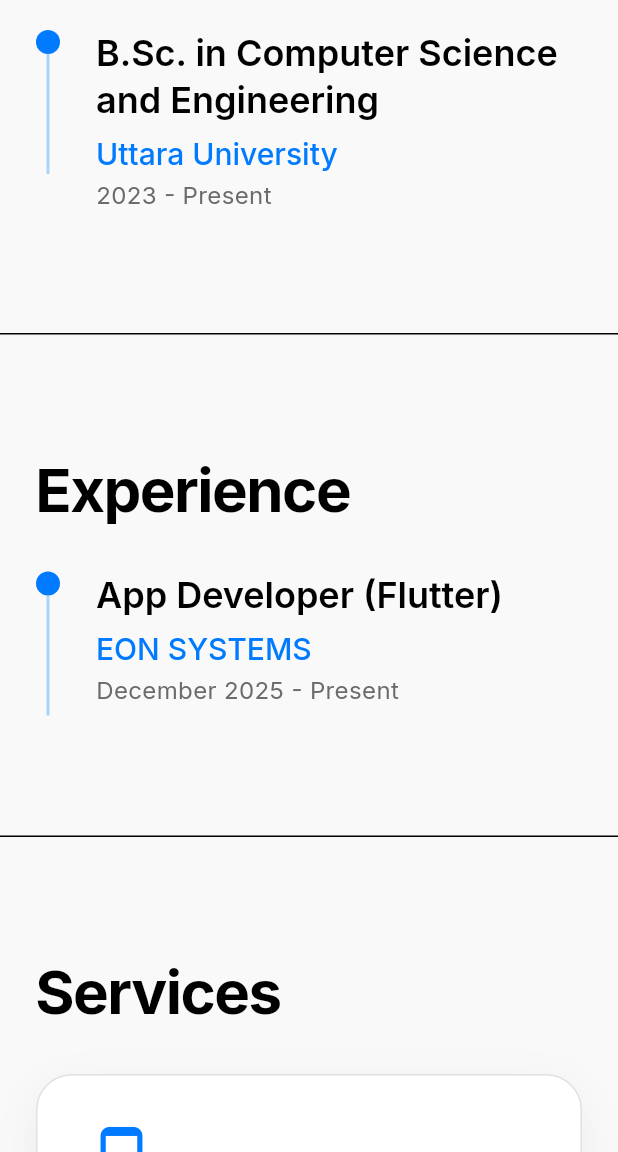
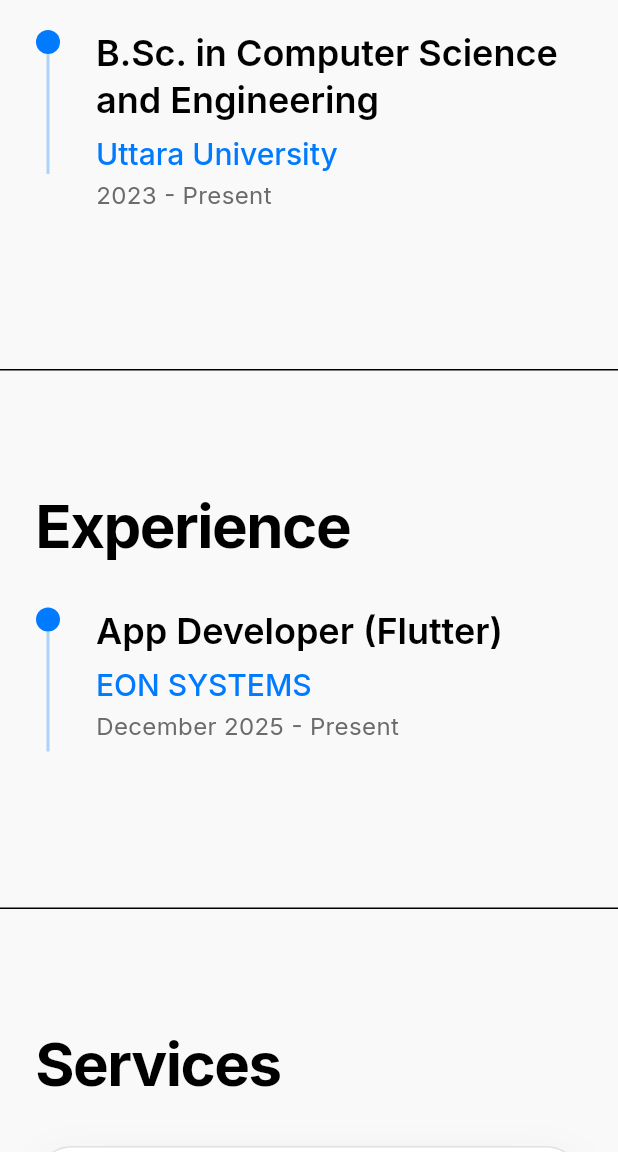
Before and after one commit to Roman-Dewan/portfolio, a Flutter app: the screen it shows after launch, scrolled down 1728 dp, on a phone screen of 412 x 824 dp, the part 84-1236 px from its top. Run offline on Flutter 3.47's test engine with Material 3 defaults, Android fonts, the phone set to English and light mode, and no system bars; drawn by our look-alikes of flutter_animate; our stand-ins replace flutter_riverpod, font_awesome_flutter, get_it, google_fonts.

Commit message:
all things are done.

```diff
--- a/lib/presentation/pages/portfolio_page.dart
+++ b/lib/presentation/pages/portfolio_page.dart
@@ -1,4 +1,6 @@
 import 'package:flutter/material.dart';
+import 'package:flutter_riverpod/flutter_riverpod.dart';
+import 'package:roman_portfolio/presentation/providers/portfolio_provider.dart';
 import 'package:roman_portfolio/presentation/widgets/home_section.dart';
 import 'package:roman_portfolio/presentation/widgets/about_section.dart';
 import 'package:roman_portfolio/presentation/widgets/skills_section.dart';
@@ -10,14 +12,14 @@ import 'package:roman_portfolio/presentation/widgets/projects_section.dart';
 import 'package:roman_portfolio/presentation/widgets/contact_section.dart';
 import 'package:roman_portfolio/core/layout/responsive_layout.dart';
 
-class PortfolioPage extends StatefulWidget {
+class PortfolioPage extends ConsumerStatefulWidget {
   const PortfolioPage({super.key});
 
   @override
-  State<PortfolioPage> createState() => _PortfolioPageState();
+  ConsumerState<PortfolioPage> createState() => _PortfolioPageState();
 }
 
-class _PortfolioPageState extends State<PortfolioPage> {
+class _PortfolioPageState extends ConsumerState<PortfolioPage> {
   final GlobalKey _homeKey = GlobalKey();
   final GlobalKey _aboutKey = GlobalKey();
   final GlobalKey _skillsKey = GlobalKey();
@@ -40,6 +42,9 @@ class _PortfolioPageState extends State<PortfolioPage> {
 
   @override
   Widget build(BuildContext context) {
+    final portfolioData = ref.watch(portfolioProvider);
+    final profile = portfolioData.profileInfo;
+
     final isDesktop = ResponsiveLayout.isDesktop(context);
     final isTablet = ResponsiveLayout.isTablet(context);
     final showFullMenu = isDesktop || isTablet;
@@ -48,7 +53,7 @@ class _PortfolioPageState extends State<PortfolioPage> {
       appBar: AppBar(
         title: GestureDetector(
           onTap: () => _scrollTo(_homeKey),
-          child: const Text('MD. Roman Dewan'),
+          child: Text(profile.name),
         ),
         elevation: 0,
         backgroundColor: Theme.of(context).scaffoldBackgroundColor,
@@ -99,12 +104,30 @@ class _PortfolioPageState extends State<PortfolioPage> {
                   onSelected: (key) => _scrollTo(key),
                   itemBuilder: (context) => [
                     PopupMenuItem(value: _aboutKey, child: const Text('About')),
-                    PopupMenuItem(value: _skillsKey, child: const Text('Skills')),
-                    PopupMenuItem(value: _experienceKey, child: const Text('Experience')),
-                    PopupMenuItem(value: _servicesKey, child: const Text('Services')),
-                    PopupMenuItem(value: _pricingKey, child: const Text('Pricing')),
-                    PopupMenuItem(value: _projectsKey, child: const Text('Projects')),
-                    PopupMenuItem(value: _contactKey, child: const Text('Contact Me')),
+                    PopupMenuItem(
+                      value: _skillsKey,
+                      child: const Text('Skills'),
+                    ),
+                    PopupMenuItem(
+                      value: _experienceKey,
+                      child: const Text('Experience'),
+                    ),
+                    PopupMenuItem(
+                      value: _servicesKey,
+                      child: const Text('Services'),
+                    ),
+                    PopupMenuItem(
+                      value: _pricingKey,
+                      child: const Text('Pricing'),
+                    ),
+                    PopupMenuItem(
+                      value: _projectsKey,
+                      child: const Text('Projects'),
+                    ),
+                    PopupMenuItem(
+                      value: _contactKey,
+                      child: const Text('Contact Me'),
+                    ),
                   ],
                 ),
               ],
--- a/lib/presentation/widgets/about_section.dart
+++ b/lib/presentation/widgets/about_section.dart
@@ -1,12 +1,16 @@
 import 'package:flutter/material.dart';
 import 'package:flutter_animate/flutter_animate.dart';
+import 'package:flutter_riverpod/flutter_riverpod.dart';
 import 'package:roman_portfolio/core/layout/responsive_layout.dart';
+import 'package:roman_portfolio/presentation/providers/portfolio_provider.dart';
 
-class AboutSection extends StatelessWidget {
+class AboutSection extends ConsumerWidget {
   const AboutSection({super.key});
 
   @override
-  Widget build(BuildContext context) {
+  Widget build(BuildContext context, WidgetRef ref) {
+    final profile = ref.watch(portfolioProvider).profileInfo;
+
     return Container(
       width: double.infinity,
       padding: EdgeInsets.symmetric(
@@ -22,7 +26,7 @@ class AboutSection extends StatelessWidget {
           ).animate().fade().slideY(),
           const SizedBox(height: 32),
           Text(
-            "Highly motivated and dedicated Flutter Developer currently pursuing a B.Sc. in CSE at Uttara University. Consistent in self-learning with a strong passion for developing beautiful, efficient cross-platform mobile apps. Eager to contribute my skills to a professional team.",
+            profile.summary,
             style: Theme.of(context).textTheme.bodyLarge?.copyWith(height: 1.6),
           ).animate().fade(delay: 200.ms).slideY(),
         ],
--- a/lib/presentation/widgets/contact_section.dart
+++ b/lib/presentation/widgets/contact_section.dart
@@ -1,10 +1,12 @@
 import 'package:flutter/material.dart';
 import 'package:flutter_animate/flutter_animate.dart';
+import 'package:flutter_riverpod/flutter_riverpod.dart';
 import 'package:url_launcher/url_launcher.dart';
 import 'package:font_awesome_flutter/font_awesome_flutter.dart';
 import 'package:roman_portfolio/core/layout/responsive_layout.dart';
+import 'package:roman_portfolio/presentation/providers/portfolio_provider.dart';
 
-class ContactSection extends StatelessWidget {
+class ContactSection extends ConsumerWidget {
   const ContactSection({super.key});
 
   Future<void> _launchUrl(String url) async {
@@ -14,7 +16,9 @@ class ContactSection extends StatelessWidget {
   }
 
   @override
-  Widget build(BuildContext context) {
+  Widget build(BuildContext context, WidgetRef ref) {
+    final profile = ref.watch(portfolioProvider).profileInfo;
+
     return Container(
       width: double.infinity,
       padding: EdgeInsets.symmetric(
@@ -30,12 +34,12 @@ class ContactSection extends StatelessWidget {
           ).animate().fade().slideY(),
           const SizedBox(height: 32),
           ResponsiveLayout(
-            mobile: _buildMobileLayout(context),
-            tablet: _buildMobileLayout(context), // Fallback to mobile layout for tablet to prevent overflow
+            mobile: _buildMobileLayout(context, profile),
+            tablet: _buildMobileLayout(context, profile), // Fallback to mobile layout for tablet to prevent overflow
             desktop: Row(
               crossAxisAlignment: CrossAxisAlignment.start,
               children: [
-                Expanded(child: _buildContactInfo(context)),
+                Expanded(child: _buildContactInfo(context, profile)),
                 const SizedBox(width: 80),
                 Expanded(flex: 2, child: _buildContactForm(context)),
               ],
@@ -46,38 +50,41 @@ class ContactSection extends StatelessWidget {
     );
   }
 
-  Widget _buildMobileLayout(BuildContext context) {
+  Widget _buildMobileLayout(BuildContext context, dynamic profile) {
     return Column(
       crossAxisAlignment: CrossAxisAlignment.start,
       children: [
-        _buildContactInfo(context),
+        _buildContactInfo(context, profile),
         const SizedBox(height: 48),
         _buildContactForm(context),
       ],
     );
   }
 
-  Widget _buildContactInfo(BuildContext context) {
+  Widget _buildContactInfo(BuildContext context, dynamic profile) {
     final theme = Theme.of(context);
     return Column(
       crossAxisAlignment: CrossAxisAlignment.start,
       children: [
         Text("Get in Touch", style: theme.textTheme.headlineMedium),
         const SizedBox(height: 24),
-        _contactItem(context, Icons.email, "roman.dewan18@gmail.com", () => _launchUrl("mailto:roman.dewan18@gmail.com")),
+        _contactItem(context, Icons.email, profile.email, () => _launchUrl("mailto:${profile.email}")),
         const SizedBox(height: 16),
-        _contactItem(context, Icons.phone, "+8801521-738765", () => _launchUrl("tel:+8801521738765")),
+        _contactItem(context, Icons.phone, profile.phone, () {
+          final cleanPhone = profile.phone.replaceAll(RegExp(r'[^0-9+]'), '');
+          _launchUrl("tel:$cleanPhone");
+        }),
         const SizedBox(height: 32),
         Row(
           children: [
             IconButton(
               icon: const FaIcon(FontAwesomeIcons.linkedin),
-              onPressed: () => _launchUrl("https://linkedin.com/"),
+              onPressed: () => _launchUrl(profile.linkedinUrl),
               color: theme.colorScheme.secondary,
             ),
             IconButton(
               icon: const FaIcon(FontAwesomeIcons.github),
-              onPressed: () => _launchUrl("https://github.com/"),
+              onPressed: () => _launchUrl(profile.githubUrl),
               color: theme.colorScheme.secondary,
             ),
           ],
--- a/lib/presentation/widgets/education_section.dart
+++ b/lib/presentation/widgets/education_section.dart
@@ -1,12 +1,16 @@
 import 'package:flutter/material.dart';
 import 'package:flutter_animate/flutter_animate.dart';
+import 'package:flutter_riverpod/flutter_riverpod.dart';
 import 'package:roman_portfolio/core/layout/responsive_layout.dart';
+import 'package:roman_portfolio/presentation/providers/portfolio_provider.dart';
 
-class EducationSection extends StatelessWidget {
+class EducationSection extends ConsumerWidget {
   const EducationSection({super.key});
 
   @override
-  Widget build(BuildContext context) {
+  Widget build(BuildContext context, WidgetRef ref) {
+    final educationList = ref.watch(portfolioProvider).education;
+
     return Container(
       width: double.infinity,
       padding: EdgeInsets.symmetric(
@@ -21,12 +25,15 @@ class EducationSection extends StatelessWidget {
             style: Theme.of(context).textTheme.displayMedium,
           ).animate().fade().slideY(),
           const SizedBox(height: 32),
-          _buildTimelineItem(
-            context,
-            title: "B.Sc. in Computer Science and Engineering",
-            subtitle: "Uttara University",
-            date: "2023 - Present",
-          ).animate().fade(delay: 200.ms).slideY(),
+          ...educationList.map((edu) => Padding(
+            padding: const EdgeInsets.only(bottom: 24),
+            child: _buildTimelineItem(
+              context,
+              title: edu.title,
+              subtitle: edu.subtitle,
+              date: edu.date,
+            ).animate().fade(delay: 200.ms).slideY(),
+          )),
         ],
       ),
     );
--- a/lib/presentation/widgets/experience_section.dart
+++ b/lib/presentation/widgets/experience_section.dart
@@ -1,12 +1,16 @@
 import 'package:flutter/material.dart';
 import 'package:flutter_animate/flutter_animate.dart';
+import 'package:flutter_riverpod/flutter_riverpod.dart';
 import 'package:roman_portfolio/core/layout/responsive_layout.dart';
+import 'package:roman_portfolio/presentation/providers/portfolio_provider.dart';
 
-class ExperienceSection extends StatelessWidget {
+class ExperienceSection extends ConsumerWidget {
   const ExperienceSection({super.key});
 
   @override
-  Widget build(BuildContext context) {
+  Widget build(BuildContext context, WidgetRef ref) {
+    final experienceList = ref.watch(portfolioProvider).experience;
+
     return Container(
       width: double.infinity,
       padding: EdgeInsets.symmetric(
@@ -21,12 +25,15 @@ class ExperienceSection extends StatelessWidget {
             style: Theme.of(context).textTheme.displayMedium,
           ).animate().fade().slideY(),
           const SizedBox(height: 32),
-          _buildTimelineItem(
-            context,
-            title: "App Developer (Flutter)",
-            subtitle: "EON SYSTEMS",
-            date: "December 2025 - Present",
-          ).animate().fade(delay: 200.ms).slideY(),
+          ...experienceList.map((exp) => Padding(
+            padding: const EdgeInsets.only(bottom: 24),
+            child: _buildTimelineItem(
+              context,
+              title: exp.title,
+              subtitle: exp.subtitle,
+              date: exp.date,
+            ).animate().fade(delay: 200.ms).slideY(),
+          )),
         ],
       ),
     );
--- a/lib/presentation/widgets/service_section.dart
+++ b/lib/presentation/widgets/service_section.dart
@@ -1,17 +1,16 @@
 import 'package:flutter/material.dart';
 import 'package:flutter_animate/flutter_animate.dart';
+import 'package:flutter_riverpod/flutter_riverpod.dart';
 import 'package:roman_portfolio/core/layout/responsive_layout.dart';
+import 'package:roman_portfolio/presentation/providers/portfolio_provider.dart';
+import 'package:roman_portfolio/data/models/portfolio_models.dart';
 
-class ServiceSection extends StatelessWidget {
+class ServiceSection extends ConsumerWidget {
   const ServiceSection({super.key});
 
   @override
-  Widget build(BuildContext context) {
-    final services = [
-      {"title": "Cross-Platform App Development", "icon": Icons.phone_android},
-      {"title": "UI/UX Implementation", "icon": Icons.design_services},
-      {"title": "API Integration", "icon": Icons.api},
-    ];
+  Widget build(BuildContext context, WidgetRef ref) {
+    final services = ref.watch(portfolioProvider).services;
 
     return Container(
       width: double.infinity,
@@ -29,29 +28,75 @@ class ServiceSection extends StatelessWidget {
           const SizedBox(height: 32),
           ResponsiveLayout(
             mobile: Column(
-              children: services.map((s) => _buildServiceCard(context, s)).toList(),
+              children: services
+                  .map(
+                    (s) => Padding(
+                      padding: const EdgeInsets.only(bottom: 24),
+                      child: _buildServiceCard(context, s),
+                    ),
+                  )
+                  .toList(),
             ),
-            desktop: Row(
-              children: services.map((s) => Expanded(child: _buildServiceCard(context, s))).toList(),
+            tablet: Column(
+              children: services
+                  .map(
+                    (s) => Padding(
+                      padding: const EdgeInsets.only(bottom: 24),
+                      child: _buildServiceCard(context, s),
+                    ),
+                  )
+                  .toList(),
             ),
-          )
+            desktop: IntrinsicHeight(
+              child: Row(
+                crossAxisAlignment: CrossAxisAlignment.stretch,
+                children: services.asMap().entries.map((entry) {
+                  final isLast = entry.key == services.length - 1;
+                  return Expanded(
+                    child: Padding(
+                      padding: EdgeInsets.only(right: isLast ? 0 : 24),
+                      child: _buildServiceCard(context, entry.value),
+                    ),
+                  );
+                }).toList(),
+              ),
+            ),
+          ),
         ],
       ),
     );
   }
 
-  Widget _buildServiceCard(BuildContext context, Map<String, dynamic> service) {
+  IconData _getIconData(String iconName) {
+    switch (iconName) {
+      case 'phone_android':
+        return Icons.phone_android;
+      case 'design_services':
+        return Icons.design_services;
+      case 'api':
+        return Icons.api;
+      default:
+        return Icons.design_services;
+    }
+  }
+
+  Widget _buildServiceCard(BuildContext context, ServiceItem service) {
     final theme = Theme.of(context);
-    final cardColor = theme.brightness == Brightness.dark ? const Color(0xFF1C1C1E) : Colors.white;
-    final isDesktop = ResponsiveLayout.isDesktop(context);
+    final cardColor = theme.brightness == Brightness.dark
+        ? const Color(0xFF1C1C1E)
+        : Colors.white;
 
     return Container(
-      margin: EdgeInsets.only(bottom: isDesktop ? 0 : 24, right: isDesktop ? 24 : 0),
+      width: double.infinity,
       padding: const EdgeInsets.all(32),
       decoration: BoxDecoration(
         color: cardColor,
         borderRadius: BorderRadius.circular(24),
-        border: Border.all(color: theme.brightness == Brightness.dark ? Colors.white12 : Colors.black12),
+        border: Border.all(
+          color: theme.brightness == Brightness.dark
+              ? Colors.white12
+              : Colors.black12,
+        ),
         boxShadow: [
           BoxShadow(
             color: Colors.black.withOpacity(0.05),
@@ -63,9 +108,13 @@ class ServiceSection extends StatelessWidget {
       child: Column(
         crossAxisAlignment: CrossAxisAlignment.start,
         children: [
-          Icon(service["icon"], size: 48, color: theme.colorScheme.secondary),
+          Icon(
+            _getIconData(service.iconName),
+            size: 48,
+            color: theme.colorScheme.secondary,
+          ),
           const SizedBox(height: 24),
-          Text(service["title"], style: theme.textTheme.headlineMedium),
+          Text(service.title, style: theme.textTheme.headlineMedium),
         ],
       ),
     ).animate().fade(delay: 300.ms).scale();
--- a/lib/presentation/widgets/skills_section.dart
+++ b/lib/presentation/widgets/skills_section.dart
@@ -1,15 +1,15 @@
 import 'package:flutter/material.dart';
 import 'package:flutter_animate/flutter_animate.dart';
+import 'package:flutter_riverpod/flutter_riverpod.dart';
 import 'package:roman_portfolio/core/layout/responsive_layout.dart';
+import 'package:roman_portfolio/presentation/providers/portfolio_provider.dart';
 
-class SkillsSection extends StatelessWidget {
+class SkillsSection extends ConsumerWidget {
   const SkillsSection({super.key});
 
   @override
-  Widget build(BuildContext context) {
-    final skills = [
-      "Flutter", "Dart", "C", "C++", "C#", "Java", "Python", "HTML5", "CSS3", "SQL"
-    ];
+  Widget build(BuildContext context, WidgetRef ref) {
+    final skills = ref.watch(portfolioProvider).skills;
 
     return Container(
       width: double.infinity,
```
